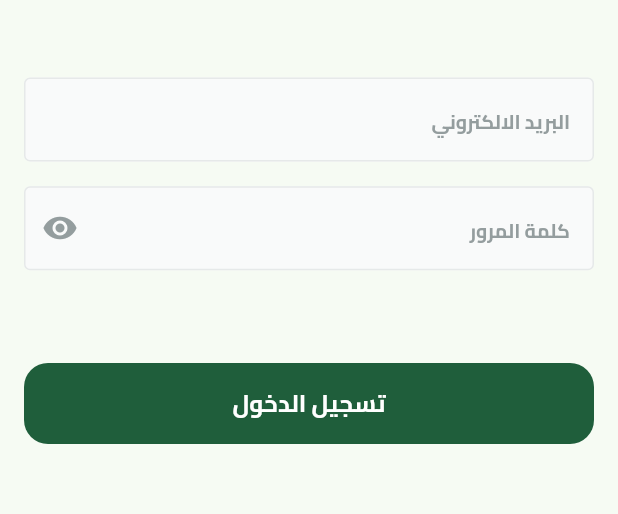
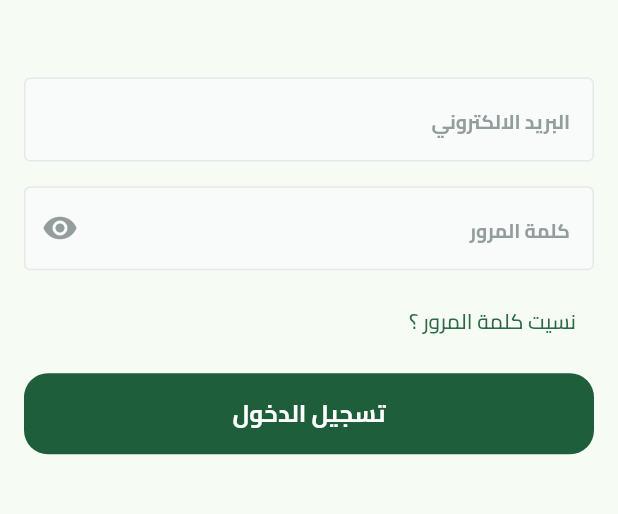
Before and after one commit to JohnAmir450/GAC-Dashboard, a Flutter app: the screen it shows after launch, on a phone screen of 412 x 824 dp, the part 493-1007 px from its top. Run offline on Flutter 3.47's test engine with Material 3 defaults, Android fonts, the phone set to English and light mode, and no system bars; drawn by our look-alikes of modal_progress_hud_nsn; our stand-ins replace cached_network_image, cloud_firestore, dartz, firebase_auth, firebase_core, firebase_storage and 5 more; accounts and stored records are empty.

Commit message:
- Add reset password with email feature - Create Send Email To Reset Password method in the auth repo

```diff
--- a/lib/core/helper_functions/on_generate_route.dart
+++ b/lib/core/helper_functions/on_generate_route.dart
@@ -7,6 +7,7 @@ import 'package:gac_dashboard/core/services/get_it_service.dart';
 import 'package:gac_dashboard/features/Auth/presentation/views/login_view.dart';
 import 'package:gac_dashboard/features/add_product/domain/entities/product_entity.dart';
 import 'package:gac_dashboard/features/add_product/presentation/views/add_product_view.dart';
+import 'package:gac_dashboard/features/auth/presentation/views/widgets/reset_password_view.dart';
 import 'package:gac_dashboard/features/dashboard/presentation/views/dashboard_view.dart';
 import 'package:gac_dashboard/features/dashboard/presentation/views/update_product_view.dart';
 
@@ -14,6 +15,8 @@ Route onGenerateRoute(RouteSettings settings) {
   switch (settings.name) {
     case Routes.loginView:
       return MaterialPageRoute(builder: (_) => const LoginView());
+      case Routes.resetPasswordView:
+      return MaterialPageRoute(builder: (_) => const ResetPasswordView());
     case Routes.dashboardView:
       return MaterialPageRoute(builder: (_) => const DashboardView());
     case Routes.addProductView:
--- a/lib/core/helper_functions/routes.dart
+++ b/lib/core/helper_functions/routes.dart
@@ -1,5 +1,6 @@
 class Routes{
     static const  String loginView = '/loginView';
+    static const  String resetPasswordView = '/resetPasswordView';
   static const  String dashboardView = '/dashboardView';
    static const  String addProductView = '/addProductView';
     static const  String updateProductView = '/updateProductView';
--- a/lib/core/utils/custom_app_bar.dart
+++ b/lib/core/utils/custom_app_bar.dart
@@ -4,7 +4,7 @@ import 'package:gac_dashboard/core/utils/app_text_styles.dart';
 AppBar customAppBar({required String title, Widget? leading}) {
   return AppBar(
     automaticallyImplyLeading: false,
-    leadingWidth: 130,
+    //leadingWidth: 130,
     title: Text(
       title,
       style: TextStyles.bold19,
--- a/lib/features/auth/data/login_cubit/login_cubit.dart
+++ b/lib/features/auth/data/login_cubit/login_cubit.dart
@@ -12,8 +12,11 @@ class LoginCubit extends Cubit<LoginState> {
   LoginCubit(this.authRepo) : super(LoginInitialState());
 
 final TextEditingController emailController = TextEditingController();
+
+final TextEditingController emailToResetPasswordController = TextEditingController();
 final TextEditingController passwordController = TextEditingController();
 final GlobalKey<FormState> formKey = GlobalKey<FormState>();
+final GlobalKey<FormState> resetPasswordFormKey = GlobalKey<FormState>();
 Icon suffixIcon = const Icon(Icons.visibility);
   bool isObscured = true;
 
@@ -35,4 +38,13 @@ Icon suffixIcon = const Icon(Icons.visibility);
     });
   }
 
+  Future<void> sendEmailToResetPassword()async{
+    var result = await authRepo.sendPasswordResetEmail(email: emailToResetPasswordController.text);
+    result.fold((failure) {
+      emit(SendEmailToResetPasswordFailureState(errMessage: failure.message));
+    }, (success) {
+      emit(SendEmailToResetPasswordSuccessState());
+    });
+  }
+
 }
--- a/lib/features/auth/data/login_cubit/login_state.dart
+++ b/lib/features/auth/data/login_cubit/login_state.dart
@@ -19,3 +19,13 @@ final class LoginFailureState extends LoginState {
 
   LoginFailureState({required this.errMessage});
 }
+
+
+final class SendEmailToResetPasswordSuccessState extends LoginState {}
+
+
+final class SendEmailToResetPasswordFailureState extends LoginState {
+  final String errMessage;
+
+  SendEmailToResetPasswordFailureState({required this.errMessage});
+}
--- a/lib/features/auth/domain/repos/auth_repo.dart
+++ b/lib/features/auth/domain/repos/auth_repo.dart
@@ -7,4 +7,6 @@ abstract class AuthRepo {
 
 Future saveUserData({required UserEntity user });
   Future<UserEntity> getUserData({ required String uId});
+
+  Future<Either<Failure,void>> sendPasswordResetEmail({required String email});
   }
--- a/lib/features/auth/presentation/views/widgets/login_view_body.dart
+++ b/lib/features/auth/presentation/views/widgets/login_view_body.dart
@@ -1,5 +1,7 @@
 import 'package:flutter/material.dart';
 import 'package:flutter_bloc/flutter_bloc.dart';
+import 'package:gac_dashboard/core/helper_functions/extentions.dart';
+import 'package:gac_dashboard/core/helper_functions/routes.dart';
 import 'package:gac_dashboard/core/utils/spacing.dart';
 import 'package:gac_dashboard/core/widgets/custom_button.dart';
 import 'package:gac_dashboard/core/widgets/custom_text_field.dart';
@@ -48,7 +50,17 @@ class LoginViewBody extends StatelessWidget {
                   );
                 },
               ),
-              verticalSpace(60),
+              verticalSpace(10),
+              Align(
+                alignment: AlignmentDirectional.centerStart,
+                child: TextButton(
+                  onPressed: () {
+                    context.pushNamed(Routes.resetPasswordView);
+                  },
+                  child: const Text('نسيت كلمة المرور ؟'),
+                ),
+              ),
+              verticalSpace(10),
               CustomButton(
                   text: 'تسجيل الدخول',
                   onPressed: () {
```
Also changed, not shown: lib/core/services/firebase_auth_service.dart (+10 -2 lines), lib/features/auth/data/auth_repo_iml.dart (+22 -9 lines), lib/features/auth/presentation/views/widgets/reset_password_view.dart (added, +41 -0 lines), lib/features/auth/presentation/views/widgets/reset_password_view_body.dart (added, +44 -0 lines), lib/features/dashboard/presentation/views/dashboard_view.dart (+1 -16 lines), lib/features/dashboard/presentation/views/widgets/dashboard_view_body.dart (+10 -0 lines).
